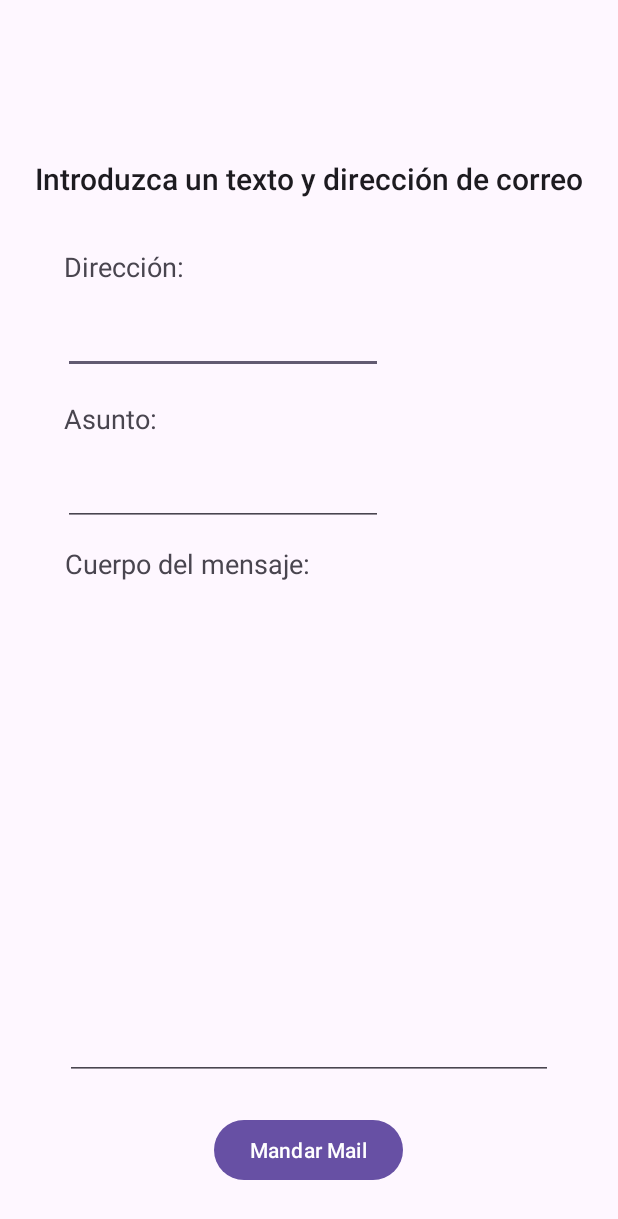
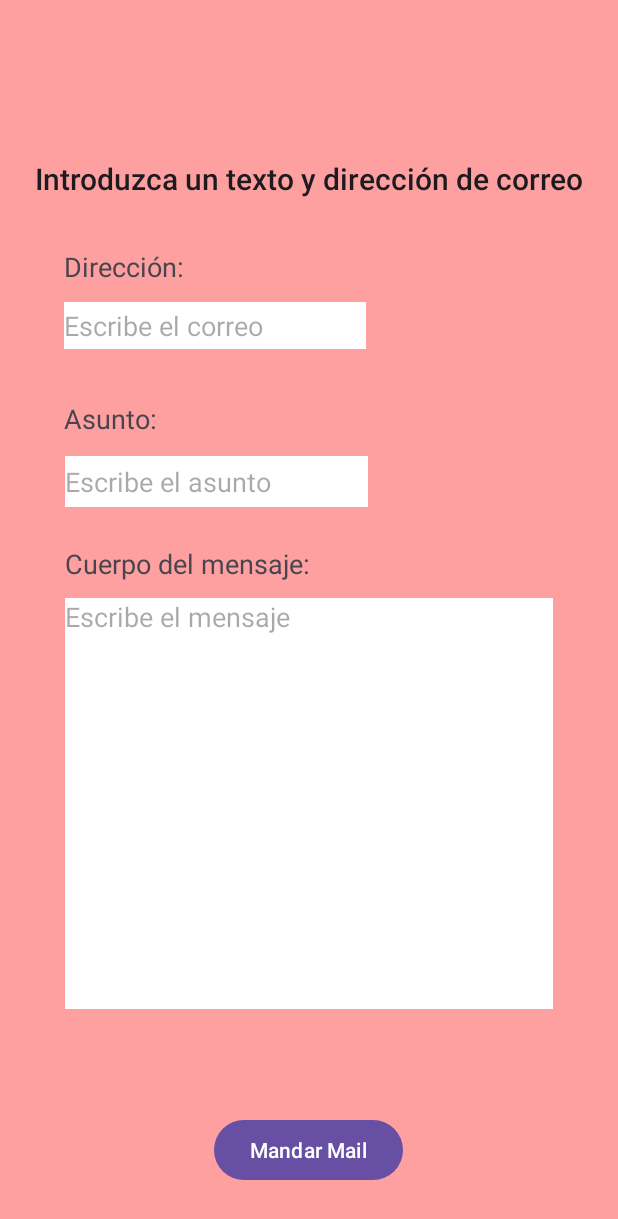
Before and after one commit to MarcosAdamMartinez/DAM2_PMM_UT2_Actividad1, an Android app: the screen it shows after launch (MainActivity), after a tap on "Mandar Mail", on a phone screen of 412 x 824 dp. Shown: the top 1219 px of the screen. Run offline under Robolectric (Android 15) with nearby library versions, the phone set to English and light mode, and no system bars.

Commit message:
Practica terminada

```diff
--- a/app/src/main/java/com/example/dam2_pmm_ut2_actividad1_marcos_martinez_ouhabi/MainActivity.java
+++ b/app/src/main/java/com/example/dam2_pmm_ut2_actividad1_marcos_martinez_ouhabi/MainActivity.java
@@ -31,14 +31,17 @@ public class MainActivity extends AppCompatActivity {
 
     public void mandarEmail(View view){
 
-        String direccion = String.valueOf(findViewById(R.id.recipiente));
-        String asunto = String.valueOf(findViewById(R.id.asunto));
-        String mensaje = String.valueOf(findViewById(R.id.mensaje));
+        EditText direccionT = findViewById(R.id.recipiente);
+        String direccion = direccionT.getText().toString();
+        EditText asuntoT = findViewById(R.id.asunto);
+        String asunto = asuntoT.getText().toString();
+        EditText mensajeT = findViewById(R.id.mensaje);
+        String mensaje = mensajeT.getText().toString();
 
         Intent intent = new Intent(Intent.ACTION_SENDTO);
-        intent.setData(Uri.parse("mailto:"+direccion));
-        intent.putExtra(Intent.EXTRA_SUBJECT,asunto);
-        intent.putExtra(Intent.EXTRA_TEXT,mensaje);
+        intent.setData(Uri.parse("mailto:" + direccion +
+                        "?subject=" + Uri.encode(asunto) +
+                        "&body=" + Uri.encode(mensaje)));
         startActivity(intent);
     }
 
--- a/app/src/main/res/layout/activity_main.xml
+++ b/app/src/main/res/layout/activity_main.xml
@@ -5,6 +5,7 @@
     android:id="@+id/main"
     android:layout_width="match_parent"
     android:layout_height="match_parent"
+    android:background="#FFA0A0"
     tools:context=".MainActivity">
 
     <TextView
@@ -60,42 +61,48 @@
 
     <EditText
         android:id="@+id/recipiente"
-        android:layout_width="wrap_content"
-        android:layout_height="wrap_content"
+        android:layout_width="201dp"
+        android:layout_height="31dp"
+        android:background="@color/white"
         android:ems="10"
+        android:hint="@string/pista1"
         android:inputType="textEmailAddress"
         app:layout_constraintBottom_toBottomOf="parent"
         app:layout_constraintEnd_toEndOf="parent"
-        app:layout_constraintHorizontal_bias="0.213"
+        app:layout_constraintHorizontal_bias="0.204"
         app:layout_constraintStart_toStartOf="parent"
         app:layout_constraintTop_toTopOf="parent"
-        app:layout_constraintVertical_bias="0.262" />
+        app:layout_constraintVertical_bias="0.254" />
 
     <EditText
         android:id="@+id/mensaje"
         android:layout_width="325dp"
         android:layout_height="274dp"
+        android:background="@color/white"
         android:ems="10"
         android:gravity="start|top"
+        android:hint="@string/pista3"
         android:inputType="textMultiLine"
         app:layout_constraintBottom_toBottomOf="parent"
         app:layout_constraintEnd_toEndOf="parent"
         app:layout_constraintStart_toStartOf="parent"
-        app:layout_constraintTop_toTopOf="parent"
-        app:layout_constraintVertical_bias="0.811" />
+        app:layout_constraintTop_toBottomOf="@+id/textView4"
+        app:layout_constraintVertical_bias="0.0" />
 
     <EditText
         android:id="@+id/asunto"
-        android:layout_width="wrap_content"
-        android:layout_height="wrap_content"
+        android:layout_width="202dp"
+        android:layout_height="34dp"
+        android:background="@color/white"
         android:ems="10"
+        android:hint="@string/pista2"
         android:inputType="text"
         app:layout_constraintBottom_toBottomOf="parent"
         app:layout_constraintEnd_toEndOf="parent"
-        app:layout_constraintHorizontal_bias="0.213"
+        app:layout_constraintHorizontal_bias="0.205"
         app:layout_constraintStart_toStartOf="parent"
         app:layout_constraintTop_toTopOf="parent"
-        app:layout_constraintVertical_bias="0.392" />
+        app:layout_constraintVertical_bias="0.385" />
 
     <Button
         android:id="@+id/botonMandarMail"
--- a/app/src/main/res/values/strings.xml
+++ b/app/src/main/res/values/strings.xml
@@ -1,3 +1,6 @@
 <resources>
     <string name="app_name">DAM2_PMM_UT2_Actividad1_Marcos-Martinez-Ouhabi</string>
+    <string name="pista1">Escribe el correo</string>
+    <string name="pista2">Escribe el asunto</string>
+    <string name="pista3">Escribe el mensaje</string>
 </resources>
```
